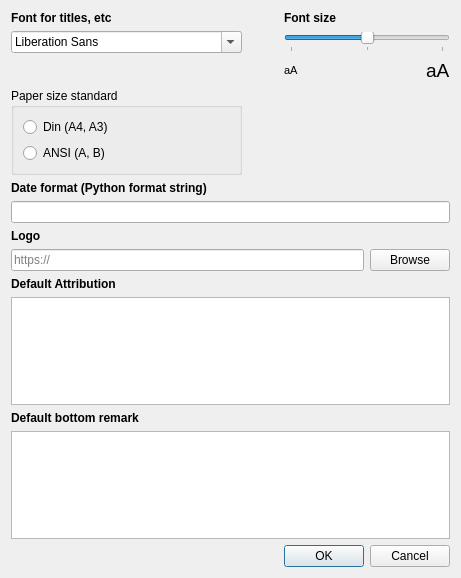
First picture: the form in quick_print3_settings_dialog_base.ui, repository MarcoDuiker/QGIS_QuickPrint, before the edit.
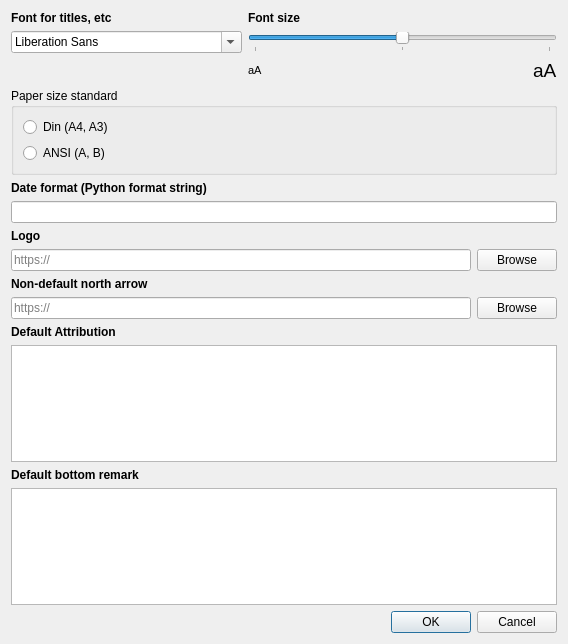
Second picture: the form after the edit.

Commit message: finalized preview; north arrow in settings; translation

```diff
--- a/quick_print3_settings_dialog_base.ui
+++ b/quick_print3_settings_dialog_base.ui
@@ -6,8 +6,8 @@
    <rect>
     <x>0</x>
     <y>0</y>
-    <width>461</width>
-    <height>578</height>
+    <width>568</width>
+    <height>644</height>
    </rect>
   </property>
   <property name="font">
@@ -19,202 +19,109 @@
   <property name="windowTitle">
    <string>QuickPrint Settings</string>
   </property>
-  <layout class="QGridLayout" name="gridLayout">
-   <item row="6" column="0">
-    <spacer name="verticalSpacer_4">
-     <property name="orientation">
-      <enum>Qt::Vertical</enum>
-     </property>
-     <property name="sizeHint" stdset="0">
-      <size>
-       <width>20</width>
-       <height>40</height>
-      </size>
-     </property>
-    </spacer>
+  <layout class="QVBoxLayout" name="verticalLayout_3">
+   <item>
+    <layout class="QGridLayout" name="gridLayout">
+     <item row="1" column="1">
+      <widget class="QSlider" name="font_size_sld">
+       <property name="toolTip">
+        <string>Set font size smaller or larger than default (the middle)</string>
+       </property>
+       <property name="minimum">
+        <number>50</number>
+       </property>
+       <property name="maximum">
+        <number>150</number>
+       </property>
+       <property name="value">
+        <number>100</number>
+       </property>
+       <property name="orientation">
+        <enum>Qt::Horizontal</enum>
+       </property>
+       <property name="tickPosition">
+        <enum>QSlider::TicksBelow</enum>
+       </property>
+       <property name="tickInterval">
+        <number>50</number>
+       </property>
+      </widget>
+     </item>
+     <item row="0" column="0">
+      <widget class="QLabel" name="label_2">
+       <property name="font">
+        <font>
+         <weight>75</weight>
+         <bold>true</bold>
+        </font>
+       </property>
+       <property name="text">
+        <string>Font for titles, etc</string>
+       </property>
+      </widget>
+     </item>
+     <item row="1" column="0">
+      <widget class="QFontComboBox" name="fontComboBox">
+       <property name="toolTip">
+        <string>Choose a font for titles and text around the map</string>
+       </property>
+      </widget>
+     </item>
+     <item row="0" column="1">
+      <widget class="QLabel" name="label_3">
+       <property name="font">
+        <font>
+         <weight>75</weight>
+         <bold>true</bold>
+        </font>
+       </property>
+       <property name="text">
+        <string>Font size</string>
+       </property>
+      </widget>
+     </item>
+     <item row="3" column="1">
+      <layout class="QHBoxLayout" name="horizontalLayout_3">
+       <item>
+        <widget class="QLabel" name="label_4">
+         <property name="font">
+          <font>
+           <pointsize>8</pointsize>
+           <weight>50</weight>
+           <bold>false</bold>
+          </font>
+         </property>
+         <property name="text">
+          <string>aA</string>
+         </property>
+        </widget>
+       </item>
+       <item>
+        <widget class="QLabel" name="label_5">
+         <property name="sizePolicy">
+          <sizepolicy hsizetype="Fixed" vsizetype="Preferred">
+           <horstretch>0</horstretch>
+           <verstretch>0</verstretch>
+          </sizepolicy>
+         </property>
+         <property name="font">
+          <font>
+           <pointsize>14</pointsize>
+           <weight>50</weight>
+           <italic>false</italic>
+           <bold>false</bold>
+          </font>
+         </property>
+         <property name="text">
+          <string>aA</string>
+         </property>
+        </widget>
+       </item>
+      </layout>
+     </item>
+    </layout>
    </item>
-   <item row="0" column="0">
-    <widget class="QLabel" name="label_2">
-     <property name="font">
-      <font>
-       <weight>75</weight>
-       <bold>true</bold>
-      </font>
-     </property>
-     <property name="text">
-      <string>Font for titles, etc</string>
-     </property>
-    </widget>
-   </item>
-   <item row="11" column="3">
-    <widget class="QPushButton" name="fileBrowseButton">
-     <property name="toolTip">
-      <string>Browse to a local image file to use as a logo</string>
-     </property>
-     <property name="text">
-      <string>Browse</string>
-     </property>
-    </widget>
-   </item>
-   <item row="20" column="2" colspan="2">
-    <widget class="QDialogButtonBox" name="cancel_save_button_box">
-     <property name="orientation">
-      <enum>Qt::Horizontal</enum>
-     </property>
-     <property name="standardButtons">
-      <set>QDialogButtonBox::Cancel|QDialogButtonBox::Ok</set>
-     </property>
-    </widget>
-   </item>
-   <item row="8" column="0" colspan="4">
-    <widget class="QLineEdit" name="date_format_ldt">
-     <property name="statusTip">
-      <string>Supply a Python format string for date formatting</string>
-     </property>
-     <property name="text">
-      <string/>
-     </property>
-    </widget>
-   </item>
-   <item row="9" column="0">
-    <spacer name="verticalSpacer_2">
-     <property name="orientation">
-      <enum>Qt::Vertical</enum>
-     </property>
-     <property name="sizeHint" stdset="0">
-      <size>
-       <width>20</width>
-       <height>40</height>
-      </size>
-     </property>
-    </spacer>
-   </item>
-   <item row="10" column="0" colspan="2">
-    <widget class="QLabel" name="label">
-     <property name="font">
-      <font>
-       <weight>75</weight>
-       <bold>true</bold>
-      </font>
-     </property>
-     <property name="text">
-      <string>Logo</string>
-     </property>
-    </widget>
-   </item>
-   <item row="7" column="0" colspan="3">
-    <widget class="QLabel" name="opmerkingenLbl">
-     <property name="enabled">
-      <bool>true</bool>
-     </property>
-     <property name="font">
-      <font>
-       <weight>75</weight>
-       <bold>true</bold>
-      </font>
-     </property>
-     <property name="text">
-      <string>Date format (Python format string)</string>
-     </property>
-    </widget>
-   </item>
-   <item row="1" column="0">
-    <widget class="QFontComboBox" name="fontComboBox">
-     <property name="toolTip">
-      <string>Choose a font for titles and text around the map</string>
-     </property>
-    </widget>
-   </item>
-   <item row="11" column="0" colspan="3">
-    <widget class="QLineEdit" name="logo_path_ldt">
-     <property name="toolTip">
-      <string>Path to a logo image. Can be a URL starting with http or a local file</string>
-     </property>
-     <property name="text">
-      <string/>
-     </property>
-     <property name="placeholderText">
-      <string>https://</string>
-     </property>
-    </widget>
-   </item>
-   <item row="2" column="0">
-    <spacer name="verticalSpacer">
-     <property name="orientation">
-      <enum>Qt::Vertical</enum>
-     </property>
-     <property name="sizeHint" stdset="0">
-      <size>
-       <width>20</width>
-       <height>40</height>
-      </size>
-     </property>
-    </spacer>
-   </item>
-   <item row="2" column="3" alignment="Qt::AlignRight">
-    <widget class="QLabel" name="label_5">
-     <property name="font">
-      <font>
-       <pointsize>14</pointsize>
-       <italic>false</italic>
-      </font>
-     </property>
-     <property name="text">
-      <string>aA</string>
-     </property>
-    </widget>
-   </item>
-   <item row="0" column="2">
-    <widget class="QLabel" name="label_3">
-     <property name="font">
-      <font>
-       <weight>75</weight>
-       <bold>true</bold>
-      </font>
-     </property>
-     <property name="text">
-      <string>Font size</string>
-     </property>
-    </widget>
-   </item>
-   <item row="1" column="2" colspan="2">
-    <widget class="QSlider" name="font_size_sld">
-     <property name="toolTip">
-      <string>Set font size smaller or larger than default (the middle)</string>
-     </property>
-     <property name="minimum">
-      <number>50</number>
-     </property>
-     <property name="maximum">
-      <number>150</number>
-     </property>
-     <property name="value">
-      <number>100</number>
-     </property>
-     <property name="orientation">
-      <enum>Qt::Horizontal</enum>
-     </property>
-     <property name="tickPosition">
-      <enum>QSlider::TicksBelow</enum>
-     </property>
-     <property name="tickInterval">
-      <number>50</number>
-     </property>
-    </widget>
-   </item>
-   <item row="2" column="2">
-    <widget class="QLabel" name="label_4">
-     <property name="font">
-      <font>
-       <pointsize>8</pointsize>
-      </font>
-     </property>
-     <property name="text">
-      <string>aA</string>
-     </property>
-    </widget>
-   </item>
-   <item row="3" column="0">
+   <item>
     <widget class="QGroupBox" name="groupBox">
      <property name="font">
       <font>
@@ -243,8 +150,8 @@
      </layout>
     </widget>
    </item>
-   <item row="12" column="0">
-    <spacer name="verticalSpacer_3">
+   <item>
+    <spacer name="verticalSpacer_4">
      <property name="orientation">
       <enum>Qt::Vertical</enum>
      </property>
@@ -256,21 +163,11 @@
      </property>
     </spacer>
    </item>
-   <item row="16" column="0">
-    <spacer name="verticalSpacer_6">
-     <property name="orientation">
-      <enum>Qt::Vertical</enum>
+   <item>
+    <widget class="QLabel" name="opmerkingenLbl">
+     <property name="enabled">
+      <bool>true</bool>
      </property>
-     <property name="sizeHint" stdset="0">
-      <size>
-       <width>20</width>
-       <height>40</height>
-      </size>
-     </property>
-    </spacer>
-   </item>
-   <item row="17" column="0">
-    <widget class="QLabel" name="label_7">
      <property name="font">
       <font>
        <weight>75</weight>
@@ -278,37 +175,160 @@
       </font>
      </property>
      <property name="text">
-      <string>Default bottom remark</string>
+      <string>Date format (Python format string)</string>
      </property>
     </widget>
    </item>
-   <item row="13" column="0">
-    <widget class="QLabel" name="label_6">
-     <property name="font">
-      <font>
-       <weight>75</weight>
-       <bold>true</bold>
-      </font>
+   <item>
+    <widget class="QLineEdit" name="date_format_ldt">
+     <property name="statusTip">
+      <string>Supply a Python format string for date formatting; eg. &quot;{day}-{month}-{year}&quot;</string>
      </property>
      <property name="text">
-      <string>Default Attribution</string>
-     </property>
-    </widget>
-   </item>
-   <item row="15" column="0" colspan="4">
-    <widget class="QPlainTextEdit" name="default_attribition_tbx">
-     <property name="minimumSize">
-      <size>
-       <width>261</width>
-       <height>0</height>
-      </size>
-     </property>
-     <property name="plainText">
       <string/>
      </property>
     </widget>
    </item>
-   <item row="19" column="2">
+   <item>
+    <widget class="QLabel" name="label">
+     <property name="font">
+      <font>
+       <weight>75</weight>
+       <bold>true</bold>
+      </font>
+     </property>
+     <property name="text">
+      <string>Logo</string>
+     </property>
+    </widget>
+   </item>
+   <item>
+    <layout class="QHBoxLayout" name="horizontalLayout_2">
+     <item>
+      <widget class="QLineEdit" name="logo_path_ldt">
+       <property name="toolTip">
+        <string>Path to a logo image. Can be a URL starting with http or a local file</string>
+       </property>
+       <property name="text">
+        <string/>
+       </property>
+       <property name="placeholderText">
+        <string>https://</string>
+       </property>
+      </widget>
+     </item>
+     <item>
+      <widget class="QPushButton" name="fileBrowseButton">
+       <property name="toolTip">
+        <string>Browse to a local image file to use as a logo</string>
+       </property>
+       <property name="text">
+        <string>Browse</string>
+       </property>
+      </widget>
+     </item>
+    </layout>
+   </item>
+   <item>
+    <widget class="QLabel" name="label_8">
+     <property name="font">
+      <font>
+       <weight>75</weight>
+       <bold>true</bold>
+      </font>
+     </property>
+     <property name="text">
+      <string>Non-default north arrow</string>
+     </property>
+    </widget>
+   </item>
+   <item>
+    <layout class="QHBoxLayout" name="horizontalLayout">
+     <item>
+      <widget class="QLineEdit" name="north_arrow_path_ldt">
+       <property name="toolTip">
+        <string>Path to a north arrow image. Can be a URL starting with http or a local file</string>
+       </property>
+       <property name="text">
+        <string/>
+       </property>
+       <property name="placeholderText">
+        <string>https://</string>
+       </property>
+      </widget>
+     </item>
+     <item>
+      <widget class="QPushButton" name="fileBrowseButton_2">
+       <property name="toolTip">
+        <string>Browse to a local image file to use as a north arrow</string>
+       </property>
+       <property name="text">
+        <string>Browse</string>
+       </property>
+      </widget>
+     </item>
+    </layout>
+   </item>
+   <item>
+    <spacer name="verticalSpacer_7">
+     <property name="orientation">
+      <enum>Qt::Vertical</enum>
+     </property>
+     <property name="sizeHint" stdset="0">
+      <size>
+       <width>20</width>
+       <height>17</height>
+      </size>
+     </property>
+    </spacer>
+   </item>
+   <item>
+    <layout class="QVBoxLayout" name="verticalLayout_2">
+     <item>
+      <widget class="QLabel" name="label_6">
+       <property name="font">
+        <font>
+         <weight>75</weight>
+         <bold>true</bold>
+        </font>
+       </property>
+       <property name="text">
+        <string>Default Attribution</string>
+       </property>
+      </widget>
+     </item>
+     <item>
+      <widget class="QPlainTextEdit" name="default_attribition_tbx">
+       <property name="minimumSize">
+        <size>
+         <width>261</width>
+         <height>0</height>
+        </size>
+       </property>
+       <property name="plainText">
+        <string/>
+       </property>
+      </widget>
+     </item>
+     <item>
+      <widget class="QLabel" name="label_7">
+       <property name="font">
+        <font>
+         <weight>75</weight>
+         <bold>true</bold>
+        </font>
+       </property>
+       <property name="text">
+        <string>Default bottom remark</string>
+       </property>
+      </widget>
+     </item>
+     <item>
+      <widget class="QPlainTextEdit" name="default_remark_ldt"/>
+     </item>
+    </layout>
+   </item>
+   <item>
     <spacer name="verticalSpacer_5">
      <property name="orientation">
       <enum>Qt::Vertical</enum>
@@ -321,8 +341,15 @@
      </property>
     </spacer>
    </item>
-   <item row="18" column="0" colspan="4">
-    <widget class="QPlainTextEdit" name="default_remark_ldt"/>
+   <item>
+    <widget class="QDialogButtonBox" name="cancel_save_button_box">
+     <property name="orientation">
+      <enum>Qt::Horizontal</enum>
+     </property>
+     <property name="standardButtons">
+      <set>QDialogButtonBox::Cancel|QDialogButtonBox::Ok</set>
+     </property>
+    </widget>
    </item>
   </layout>
  </widget>
```
The commit also changes 13 other files.
